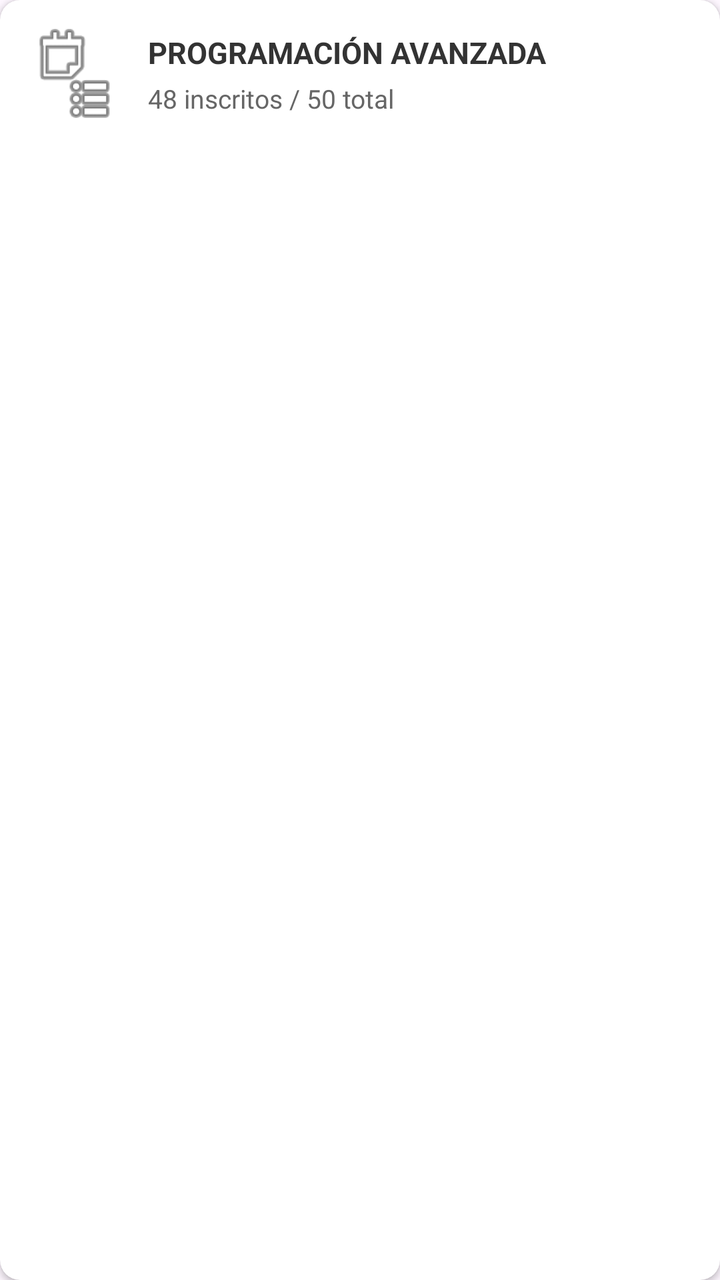
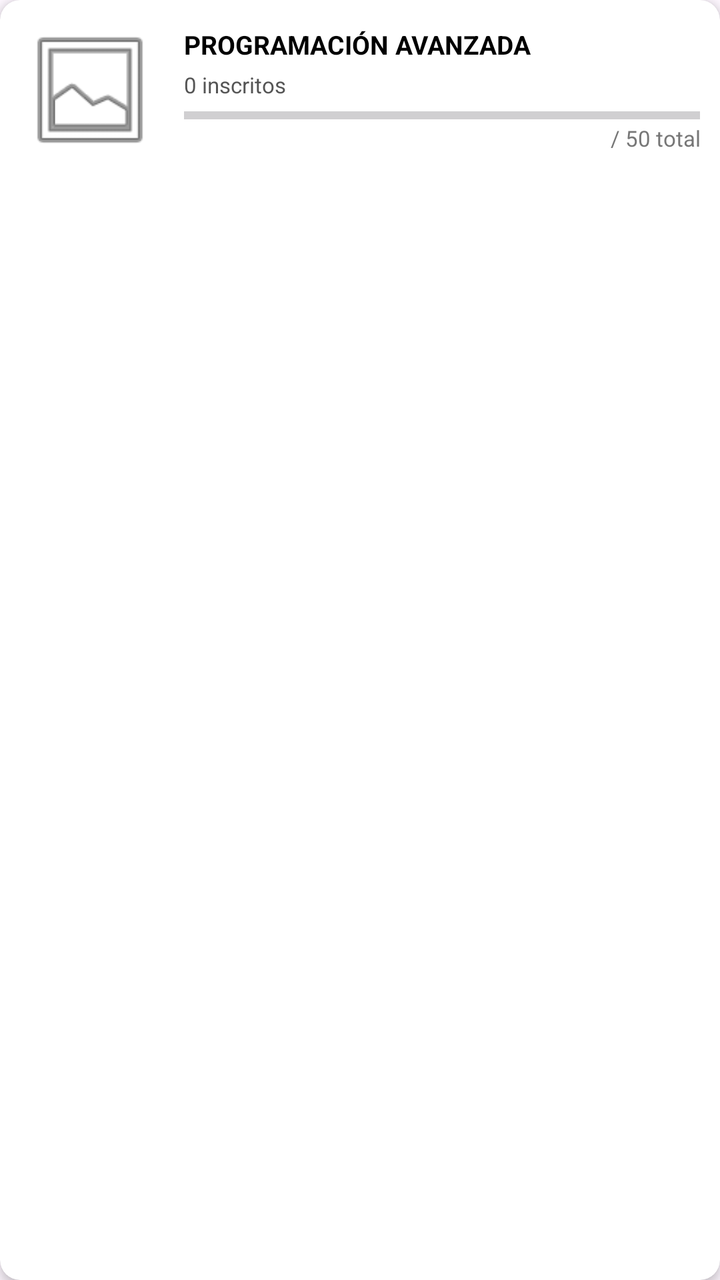

Two renders of the same Android screen: before a commit and after it. Below are the layout's source before the change and the commit's diff.
<!-- AndroidManifest.xml: application theme Theme.AppCursosEquipo2 -->
<!-- res/layout/item_registro_curso.xml -->
<?xml version="1.0" encoding="utf-8"?>
<androidx.cardview.widget.CardView xmlns:android="http://schemas.android.com/apk/res/android"
    xmlns:app="http://schemas.android.com/apk/res-auto"
    android:layout_width="match_parent"
    android:layout_height="wrap_content"
    android:layout_marginStart="8dp"
    android:layout_marginEnd="8dp"
    android:layout_marginTop="4dp"
    android:layout_marginBottom="4dp"
    app:cardBackgroundColor="#FFFFFF"
    app:cardCornerRadius="10dp"
    app:cardElevation="2dp">

    <LinearLayout
        android:layout_width="match_parent"
        android:layout_height="wrap_content"
        android:gravity="center_vertical"
        android:orientation="horizontal"
        android:padding="12dp">

        
        <ImageView
            android:id="@+id/imgItemCurso"
            android:layout_width="50dp"
            android:layout_height="50dp"
            android:layout_marginEnd="12dp"
            android:contentDescription="Icono de curso"
            android:src="@android:drawable/ic_menu_agenda" />

        
        <LinearLayout
            android:layout_width="0dp"
            android:layout_height="wrap_content"
            android:layout_weight="1"
            android:orientation="vertical">

            
            <TextView
                android:id="@+id/txtItemNombreCurso"
                android:layout_width="match_parent"
                android:layout_height="wrap_content"
                android:text="PROGRAMACIÓN AVANZADA"
                android:textColor="#333333"
                android:textSize="15sp"
                android:textStyle="bold" />

            
            <TextView
                android:id="@+id/txtItemInscritos"
                android:layout_width="match_parent"
                android:layout_height="wrap_content"
                android:layout_marginTop="4dp"
                android:text="48 inscritos / 50 total"
                android:textColor="#666666"
                android:textSize="13sp" />
        </LinearLayout>

    </LinearLayout>
</androidx.cardview.widget.CardView>
<!-- resources referenced by this layout -->
<resources>
  <style name="Theme.AppCursosEquipo2" parent="Base.Theme.AppCursosEquipo2" />
  <style name="Base.Theme.AppCursosEquipo2" parent="Theme.Material3.DayNight.NoActionBar">
          
          
      </style>
</resources>

<!-- the commit's change to res/layout/item_registro_curso.xml (unified diff, before → after) -->
@@ -1,59 +1,70 @@
 <?xml version="1.0" encoding="utf-8"?>
-<androidx.cardview.widget.CardView xmlns:android="http://schemas.android.com/apk/res/android"
+<androidx.cardview.widget.CardView
+    xmlns:android="http://schemas.android.com/apk/res/android"
     xmlns:app="http://schemas.android.com/apk/res-auto"
     android:layout_width="match_parent"
     android:layout_height="wrap_content"
-    android:layout_marginStart="8dp"
-    android:layout_marginEnd="8dp"
-    android:layout_marginTop="4dp"
-    android:layout_marginBottom="4dp"
-    app:cardBackgroundColor="#FFFFFF"
+    android:layout_marginHorizontal="4dp"
+    android:layout_marginVertical="6dp"
     app:cardCornerRadius="10dp"
-    app:cardElevation="2dp">
+    app:cardElevation="3dp">
 
     <LinearLayout
         android:layout_width="match_parent"
         android:layout_height="wrap_content"
         android:gravity="center_vertical"
         android:orientation="horizontal"
-        android:padding="12dp">
+        android:padding="10dp">
 
-        
         <ImageView
-            android:id="@+id/imgItemCurso"
-            android:layout_width="50dp"
-            android:layout_height="50dp"
-            android:layout_marginEnd="12dp"
-            android:contentDescription="Icono de curso"
-            android:src="@android:drawable/ic_menu_agenda" />
+            android:id="@+id/imgEstadoCurso"
+            android:layout_width="70dp"
+            android:layout_height="70dp"
+            android:scaleType="centerCrop"
+            android:src="@android:drawable/ic_menu_gallery" />
 
-        
         <LinearLayout
             android:layout_width="0dp"
             android:layout_height="wrap_content"
+            android:layout_marginStart="12dp"
             android:layout_weight="1"
             android:orientation="vertical">
 
-            
             <TextView
-                android:id="@+id/txtItemNombreCurso"
+                android:id="@+id/txtNombreEstado"
                 android:layout_width="match_parent"
                 android:layout_height="wrap_content"
                 android:text="PROGRAMACIÓN AVANZADA"
-                android:textColor="#333333"
-                android:textSize="15sp"
+                android:textColor="#000000"
+                android:textSize="13sp"
                 android:textStyle="bold" />
 
-            
             <TextView
-                android:id="@+id/txtItemInscritos"
+                android:id="@+id/txtInscritosConteo"
+                android:layout_width="wrap_content"
+                android:layout_height="wrap_content"
+                android:layout_marginTop="4dp"
+                android:text="0 inscritos"
+                android:textColor="#555555"
+                android:textSize="11sp" />
+
+            <ProgressBar
+                android:id="@+id/pbCupo"
+                style="?android:attr/progressBarStyleHorizontal"
+                android:layout_width="match_parent"
+                android:layout_height="8dp"
+                android:layout_marginTop="4dp"
+                android:max="100"
+                android:progress="0" />
+
+            <TextView
+                android:id="@+id/txtCupoTotal"
                 android:layout_width="match_parent"
                 android:layout_height="wrap_content"
-                android:layout_marginTop="4dp"
-                android:text="48 inscritos / 50 total"
-                android:textColor="#666666"
-                android:textSize="13sp" />
+                android:gravity="end"
+                android:text="/ 50 total"
+                android:textColor="#777777"
+                android:textSize="11sp" />
         </LinearLayout>
-
     </LinearLayout>
 </androidx.cardview.widget.CardView>
